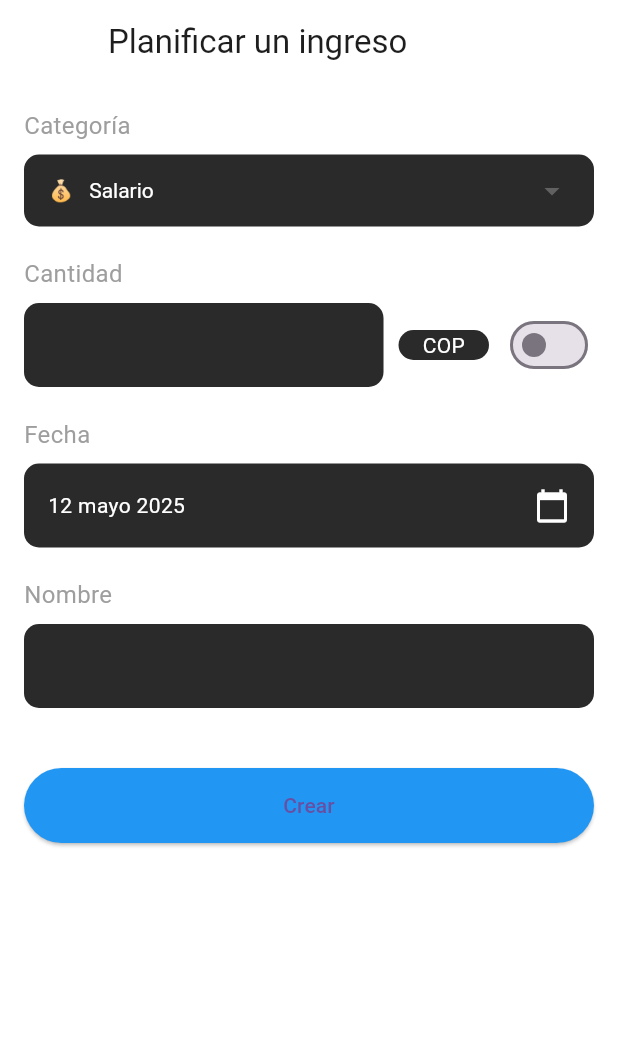
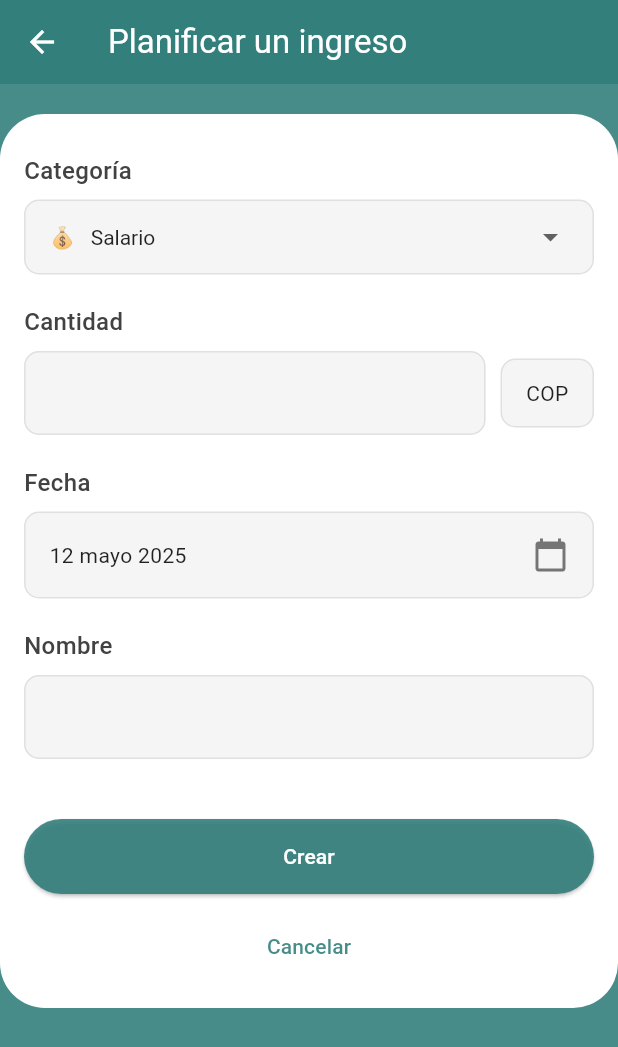
Before and after one commit to ISCOUTB/DS-finanzaspersonales, a Flutter app: the FormIngresos screen opened directly, on a phone screen of 412 x 824 dp. Shown: the top 1047 px of the screen. Run offline on Flutter 3.47's test engine with Material 3 defaults, Android fonts, the phone set to English and light mode, and no system bars; our stand-ins replace fl_chart, google_fonts, image_picker, permission_handler, shared_preferences, sqflite; accounts and stored records are empty; project files that could hold a hidden picture were left out.

Commit message:
arregle formulario de ingresos y estoy en proceso de arreglar que se pueda modificar el nombre y se actualice

```diff
--- a/lib/pages/form_ingresos.dart
+++ b/lib/pages/form_ingresos.dart
@@ -17,10 +17,8 @@ class _FormIngresosState extends State<FormIngresos> {
   final _amountController = TextEditingController();
   final _nameController = TextEditingController();
   DateTime _selectedDate = DateTime.now();
-  bool _isPaid = false;
 
   List<Categoria> _categorias = [];
-
   late Categoria _selectedCategory;
 
   @override
@@ -54,27 +52,35 @@ class _FormIngresosState extends State<FormIngresos> {
   Widget build(BuildContext context) {
     return Scaffold(
       resizeToAvoidBottomInset: false,
-      backgroundColor: Colors.white,
+      backgroundColor: const Color.fromARGB(225, 47, 125, 121),
       appBar: AppBar(
-        backgroundColor: Colors.white,
+        backgroundColor: const Color.fromARGB(225, 47, 125, 121),
+        elevation: 0,
         leading: IconButton(
           icon: const Icon(Icons.arrow_back, color: Colors.white),
           onPressed: () => Navigator.pop(context),
         ),
         title: const Text(
           'Planificar un ingreso',
-          style: TextStyle(color: Color(0xFF1E1E1E)),
+          style: TextStyle(color: Colors.white),
         ),
       ),
       body: Stack(
         children: [
-          SingleChildScrollView(
+          Container(
+            margin: const EdgeInsets.only(top: 20),
+            decoration: const BoxDecoration(
+              color: Colors.white,
+              borderRadius: BorderRadius.all(Radius.circular(30)),
+            ),
+            child: SingleChildScrollView(
               padding: const EdgeInsets.all(16.0),
               child: Form(
                 key: _formKey,
                 child: Column(
                   crossAxisAlignment: CrossAxisAlignment.start,
                   children: [
+                    const SizedBox(height: 10),
                     _buildLabel('Categoría'),
                     _buildCategoryDropdown(),
                     const SizedBox(height: 20),
@@ -86,8 +92,9 @@ class _FormIngresosState extends State<FormIngresos> {
                     const SizedBox(height: 20),
                     _buildLabel('Nombre'),
                     _buildNameField(),
-                  const SizedBox(height: 150), // Espacio para los botones
+                    const SizedBox(height: 150),
                   ],
+                ),
               ),
             ),
           ),
@@ -107,12 +114,15 @@ class _FormIngresosState extends State<FormIngresos> {
                     child: ElevatedButton(
                       onPressed: _saveTransaction,
                       style: ElevatedButton.styleFrom(
-                        backgroundColor: Colors.blue,
+                        backgroundColor: const Color.fromARGB(225, 47, 125, 121),
                         shape: RoundedRectangleBorder(
                           borderRadius: BorderRadius.circular(25),
                         ),
                       ),
-                      child: const Text('Crear'),
+                      child: const Text(
+                        'Crear',
+                        style: TextStyle(color: Colors.white),
+                      ),
                     ),
                   ),
                   const SizedBox(height: 10),
@@ -123,7 +133,7 @@ class _FormIngresosState extends State<FormIngresos> {
                       onPressed: () => Navigator.pop(context),
                       child: const Text(
                         'Cancelar',
-                        style: TextStyle(color: Colors.white),
+                        style: TextStyle(color: Color.fromARGB(225, 47, 125, 121)),
                       ),
                     ),
                   ),
@@ -140,13 +150,14 @@ class _FormIngresosState extends State<FormIngresos> {
     return Container(
       padding: const EdgeInsets.symmetric(horizontal: 16),
       decoration: BoxDecoration(
-        color: const Color(0xFF2A2A2A),
+        color: Colors.grey[100],
         borderRadius: BorderRadius.circular(10),
+        border: Border.all(color: Colors.grey[300]!),
       ),
       child: DropdownButtonFormField<Categoria>(
         value: _selectedCategory,
-        dropdownColor: const Color(0xFF2A2A2A),
-        style: const TextStyle(color: Colors.white),
+        dropdownColor: Colors.white,
+        style: const TextStyle(color: Colors.black87),
         decoration: const InputDecoration(border: InputBorder.none),
         items: _categorias.map((categoria) {
           return DropdownMenuItem<Categoria>(
@@ -175,14 +186,18 @@ class _FormIngresosState extends State<FormIngresos> {
         Expanded(
           child: TextFormField(
             controller: _amountController,
-            style: const TextStyle(color: Colors.white),
+            style: const TextStyle(color: Colors.black87),
             keyboardType: TextInputType.number,
             decoration: InputDecoration(
               filled: true,
-              fillColor: const Color(0xFF2A2A2A),
+              fillColor: Colors.grey[100],
               border: OutlineInputBorder(
                 borderRadius: BorderRadius.circular(10),
-                borderSide: BorderSide.none,
+                borderSide: BorderSide(color: Colors.grey[300]!),
+              ),
+              enabledBorder: OutlineInputBorder(
+                borderRadius: BorderRadius.circular(10),
+                borderSide: BorderSide(color: Colors.grey[300]!),
               ),
             ),
             validator: (value) {
@@ -195,30 +210,29 @@ class _FormIngresosState extends State<FormIngresos> {
         ),
         const SizedBox(width: 10),
         Container(
-          padding: const EdgeInsets.symmetric(horizontal: 16),
+          padding: const EdgeInsets.symmetric(horizontal: 16, vertical: 12),
           decoration: BoxDecoration(
-            color: const Color(0xFF2A2A2A),
+            color: Colors.grey[100],
             borderRadius: BorderRadius.circular(10),
+            border: Border.all(color: Colors.grey[300]!),
           ),
           child: const Text(
             'COP',
-            style: TextStyle(color: Colors.white),
+            style: TextStyle(color: Colors.black87),
           ),
-        ),
-        const SizedBox(width: 10),
-        Switch(
-          value: _isPaid,
-          onChanged: (bool value) {
-            setState(() => _isPaid = value);
-          },
-          activeColor: Colors.purple,
         ),
       ],
     );
   }
 
   Widget _buildDatePicker() {
-    return InkWell(
+    return Container(
+      decoration: BoxDecoration(
+        color: Colors.grey[100],
+        borderRadius: BorderRadius.circular(10),
+        border: Border.all(color: Colors.grey[300]!),
+      ),
+      child: InkWell(
         onTap: () async {
           final DateTime? picked = await showDatePicker(
             context: context,
@@ -230,21 +244,18 @@ class _FormIngresosState extends State<FormIngresos> {
             setState(() => _selectedDate = picked);
           }
         },
-      child: Container(
+        child: Padding(
           padding: const EdgeInsets.all(16),
-        decoration: BoxDecoration(
-          color: const Color(0xFF2A2A2A),
-          borderRadius: BorderRadius.circular(10),
-        ),
           child: Row(
             mainAxisAlignment: MainAxisAlignment.spaceBetween,
             children: [
               Text(
                 '${_selectedDate.day} ${_getMonthName(_selectedDate.month)} ${_selectedDate.year}',
-              style: const TextStyle(color: Colors.white),
+                style: const TextStyle(color: Colors.black87),
               ),
-            const Icon(Icons.calendar_today, color: Colors.white),
+              Icon(Icons.calendar_today, color: Colors.grey[600]),
             ],
+          ),
         ),
       ),
     );
@@ -253,13 +264,17 @@ class _FormIngresosState extends State<FormIngresos> {
   Widget _buildNameField() {
     return TextFormField(
       controller: _nameController,
-      style: const TextStyle(color: Colors.white),
+      style: const TextStyle(color: Colors.black87),
       decoration: InputDecoration(
         filled: true,
-        fillColor: const Color(0xFF2A2A2A),
+        fillColor: Colors.grey[100],
         border: OutlineInputBorder(
           borderRadius: BorderRadius.circular(10),
-          borderSide: BorderSide.none,
+          borderSide: BorderSide(color: Colors.grey[300]!),
+        ),
+        enabledBorder: OutlineInputBorder(
+          borderRadius: BorderRadius.circular(10),
+          borderSide: BorderSide(color: Colors.grey[300]!),
         ),
       ),
       validator: (value) {
@@ -276,7 +291,11 @@ class _FormIngresosState extends State<FormIngresos> {
       padding: const EdgeInsets.only(bottom: 8.0),
       child: Text(
         text,
-        style: const TextStyle(color: Colors.grey, fontSize: 16),
+        style: TextStyle(
+          color: Colors.grey[800],
+          fontSize: 16,
+          fontWeight: FontWeight.w500,
+        ),
       ),
     );
   }
--- a/pubspec.yaml
+++ b/pubspec.yaml
@@ -43,6 +43,7 @@ dependencies:
   fl_chart: ^0.64.0
   shared_preferences: ^2.2.2
   logging: ^1.0.2
+  image_picker: ^0.8.7+4
 
 dev_dependencies:
   flutter_test:
```
Also changed, not shown: lib/main.dart (+14 -24 lines), lib/pages/principal_pages.dart (+131 -16 lines), lib/pages/statistics.dart (+74 -78 lines), lib/pages/user_page.dart (added, +287 -0 lines), pubspec.lock, 5 other files. Lines whose indentation alone changed are shown as unchanged.
